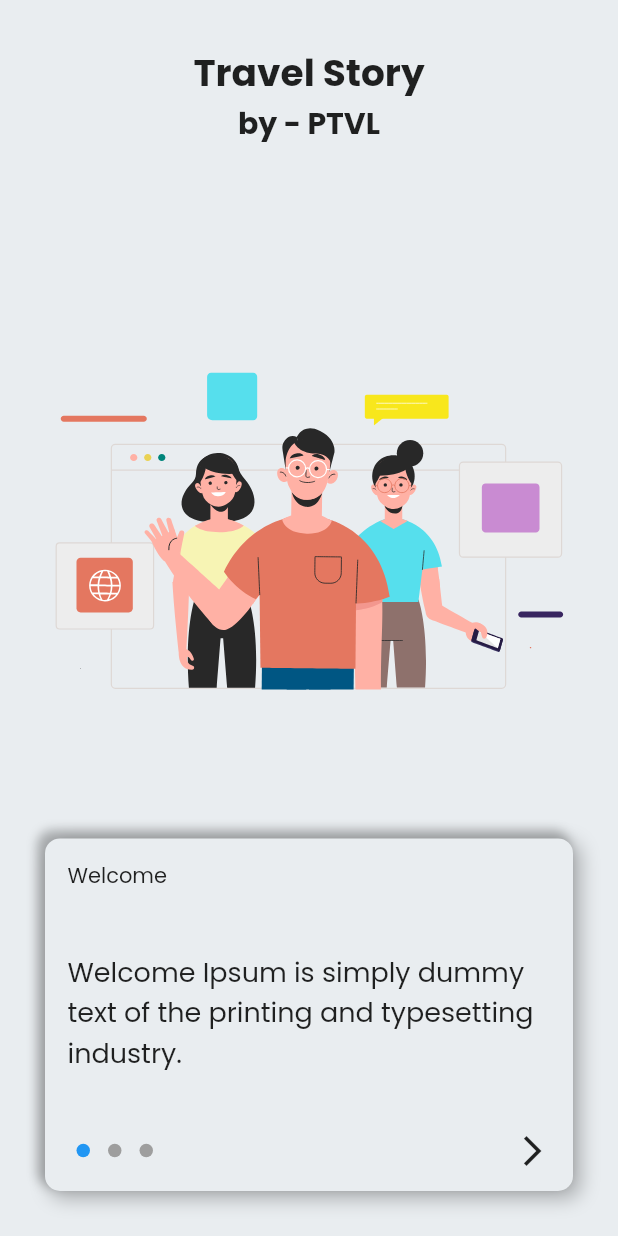
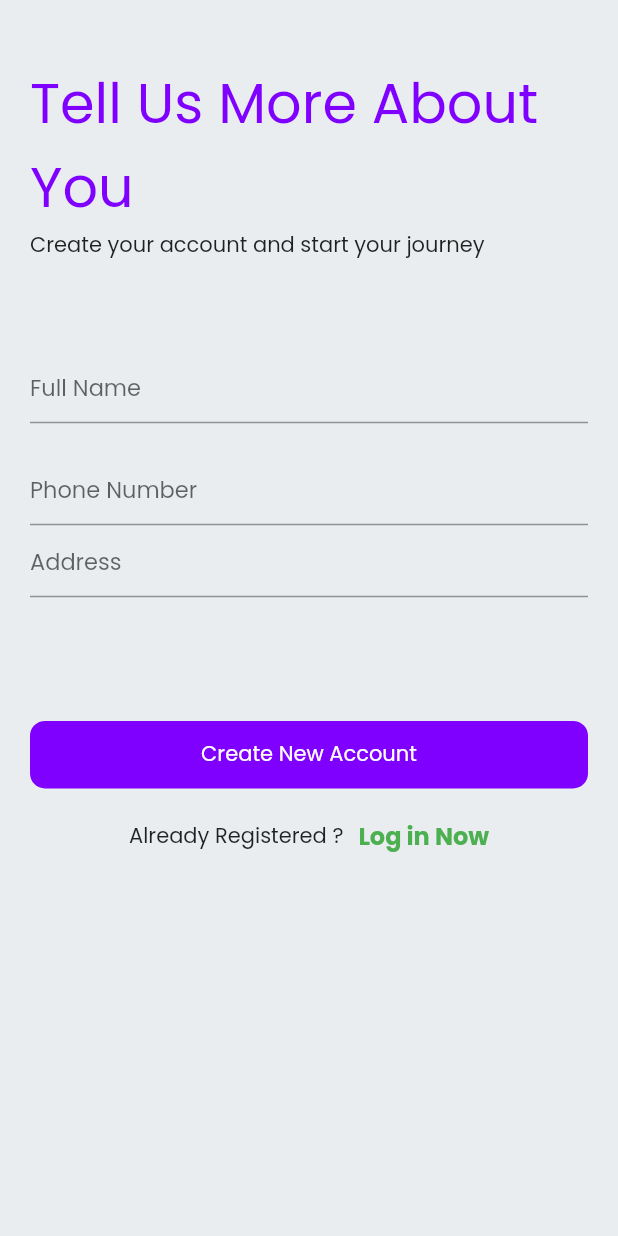
Before and after one commit to mahmudulri/my_ecom_firebase, a Flutter app: the screen it shows after launch, on a phone screen of 412 x 824 dp. Run offline on Flutter 3.47's test engine with Material 2 defaults, Android fonts, the phone set to English and light mode, and no system bars; drawn by our look-alikes of dots_indicator; our stand-ins replace firebase_auth, firebase_core, fluttertoast, get, get_storage, google_fonts and 1 more; accounts and stored records are empty.

Commit message:
added new page

```diff
--- a/lib/main.dart
+++ b/lib/main.dart
@@ -4,6 +4,7 @@ import 'package:get/get.dart';
 import 'package:get_storage/get_storage.dart';
 import 'package:my_ecom_firebase/const/app_colors.dart';
 import 'package:my_ecom_firebase/ui/route/route.dart';
+import 'package:my_ecom_firebase/views/authpages/user_form.dart';
 import 'package:my_ecom_firebase/views/homepage.dart';
 import 'package:my_ecom_firebase/views/sign_in.dart';
 import 'package:my_ecom_firebase/views/sign_up.dart';
@@ -34,8 +35,8 @@ class MyApp extends StatelessWidget {
           ),
           scaffoldBackgroundColor: AppColors.scaffoldColor,
         ),
-        initialRoute: splash,
+        initialRoute: userForm,
         getPages: getPages,
-        home: SplashScreen());
+        home: UserForm());
   }
 }
--- a/lib/ui/route/route.dart
+++ b/lib/ui/route/route.dart
@@ -1,6 +1,7 @@
 import 'package:get/get.dart';
 import 'package:my_ecom_firebase/views/authpages/sign_in_screen.dart';
 import 'package:my_ecom_firebase/views/authpages/sign_up_screen.dart';
+import 'package:my_ecom_firebase/views/authpages/user_form.dart';
 import 'package:my_ecom_firebase/views/onboarding_screen.dart';
 
 import 'package:my_ecom_firebase/views/splash_screen.dart';
@@ -9,6 +10,7 @@ const String splash = '/splash-screen';
 const String onboarding = '/onboarding-screesdfsfdn';
 const String signupscreen = '/signup-screen';
 const String signInScreen = '/signin-screen';
+const String userForm = '/user-form';
 
 List<GetPage> getPages = [
   GetPage(
@@ -27,4 +29,8 @@ List<GetPage> getPages = [
     name: signInScreen,
     page: () => SignInScreen(),
   ),
+  GetPage(
+    name: userForm,
+    page: () => UserForm(),
+  ),
 ];
--- /dev/null
+++ b/lib/views/authpages/user_form.dart
@@ -0,0 +1,89 @@
+import 'package:flutter/material.dart';
+import 'package:flutter/src/widgets/container.dart';
+import 'package:flutter/src/widgets/framework.dart';
+import 'package:get/get.dart';
+import 'package:my_ecom_firebase/ui/route/route.dart';
+import 'package:my_ecom_firebase/ui/styles/styles.dart';
+import 'package:my_ecom_firebase/ui/widgets/violetButton.dart';
+
+class UserForm extends StatelessWidget {
+  TextEditingController _nameController = TextEditingController();
+  TextEditingController _phoneController = TextEditingController();
+
+  @override
+  Widget build(BuildContext context) {
+    var screenHeight = MediaQuery.of(context).size.height;
+    var screenWidth = MediaQuery.of(context).size.width;
+    return SafeArea(
+        child: Scaffold(
+      body: Padding(
+        padding: const EdgeInsets.only(
+          left: 20,
+          right: 20,
+        ),
+        child: Column(
+          crossAxisAlignment: CrossAxisAlignment.start,
+          children: [
+            SizedBox(
+              height: screenHeight * 0.050,
+            ),
+            Text(
+              "Tell Us More About You",
+              style: TextStyle(
+                color: Color(0xff8000FF),
+                fontSize: screenWidth * 0.090,
+              ),
+            ),
+            Text("Create your account and start your journey"),
+            SizedBox(
+              height: 60,
+            ),
+            TextFormField(
+              controller: _nameController,
+              decoration: AppStyles().textFieldDecoration("Full Name"),
+            ),
+            SizedBox(
+              height: 20,
+            ),
+            TextFormField(
+              controller: _phoneController,
+              decoration: AppStyles().textFieldDecoration("Phone Number"),
+            ),
+            TextFormField(
+              controller: _nameController,
+              decoration: AppStyles().textFieldDecoration("Address"),
+            ),
+            SizedBox(
+              height: screenHeight * 0.100,
+            ),
+            VioletButton("Create New Account"),
+            SizedBox(
+              height: 20,
+            ),
+            Row(
+              mainAxisAlignment: MainAxisAlignment.center,
+              children: [
+                Text("Already Registered ?"),
+                SizedBox(
+                  width: 10,
+                ),
+                InkWell(
+                    onTap: () {
+                      Get.toNamed(signInScreen);
+                    },
+                    child: Text(
+                      "Log in Now",
+                      style: TextStyle(
+                        color: Colors.green,
+                        fontSize: 16,
+                        fontWeight: FontWeight.bold,
+                      ),
+                    )),
+              ],
+            ),
+          ],
+        ),
+      ),
+    ));
+  }
+}
```
